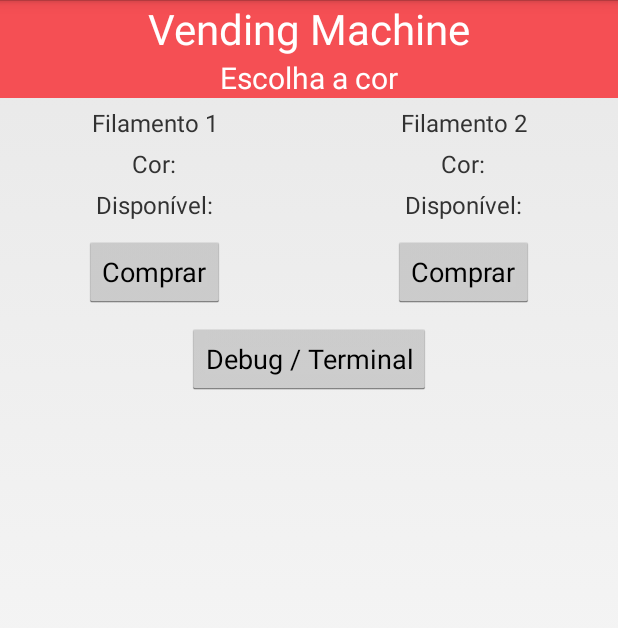
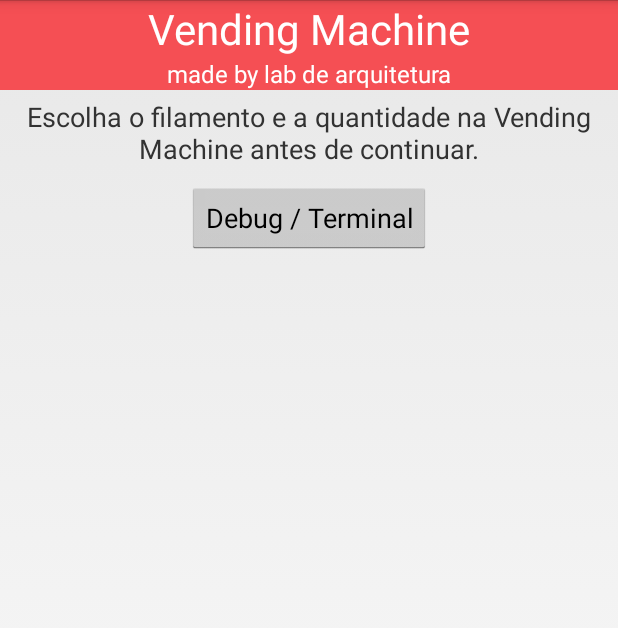
Before and after one commit to Insper/VendingMachine, an Android app: the VendingMachineActivity screen opened directly, with no data from a screen before it, on a phone screen of 412 x 824 dp. Shown: the top 628 px of the screen. Run offline under Robolectric (Android 15) with nearby library versions, the phone set to English and light mode, and no system bars; 2 statements that could not run were skipped.

Commit message:
Mudancas App

```diff
--- a/App - VendingMachine/app/src/main/AndroidManifest.xml
+++ b/App - VendingMachine/app/src/main/AndroidManifest.xml
@@ -23,7 +23,7 @@
                 <category android:name="android.intent.category.LAUNCHER"/>
             </intent-filter>
         </activity>
-        <activity android:name="hm10.insper.com.vendingmachine.HM10TerminalActivity">
+        <activity android:name="hm10.insper.com.vendingmachine.VendingMachineActivity">
 
         </activity>
     </application>
--- a/App - VendingMachine/app/src/main/java/hm10/insper/com/vendingmachine/MainActivity.java
+++ b/App - VendingMachine/app/src/main/java/hm10/insper/com/vendingmachine/MainActivity.java
@@ -133,9 +133,9 @@ public class MainActivity extends ListActivity {
         final BluetoothDevice device = mLeDeviceListAdapter.getDevice(position);
         if (device == null) return;
 
-        final Intent intent = new Intent(this, HM10TerminalActivity.class);
-        intent.putExtra(HM10TerminalActivity.EXTRAS_DEVICE_NAME, device.getName());
-        intent.putExtra(HM10TerminalActivity.EXTRAS_DEVICE_ADDRESS, device.getAddress());
+        final Intent intent = new Intent(this, VendingMachineActivity.class);
+        intent.putExtra(VendingMachineActivity.EXTRAS_DEVICE_NAME, device.getName());
+        intent.putExtra(VendingMachineActivity.EXTRAS_DEVICE_ADDRESS, device.getAddress());
         scanLeDevice(false);
 
         startActivity(intent);
--- a/App - VendingMachine/app/src/main/res/layout/activity_vending.xml
+++ b/App - VendingMachine/app/src/main/res/layout/activity_vending.xml
@@ -7,24 +7,21 @@
             <TextView android:layout_width="match_parent" android:layout_height="wrap_content" android:gravity="center_horizontal"
                       android:text="Vending Machine" android:textSize="28dp" android:textColor="#ffffff"/>
             <TextView android:layout_width="match_parent" android:layout_height="wrap_content" android:gravity="center_horizontal"
-                      android:text="Escolha a cor" android:textSize="20dp" android:textColor="#ffffff"/>
+                      android:text="made by lab de arquitetura" android:textSize="16dp" android:textColor="#ffffff"/>
         </LinearLayout>
-       <GridLayout android:layout_width="match_parent" android:layout_height="wrap_content" android:columnCount="2" android:rowCount="1" >
-           <LinearLayout android:layout_gravity="fill" android:layout_columnWeight="1" android:orientation="vertical">
-               <TextView android:layout_width="match_parent" android:layout_height="wrap_content" android:text="Filamento 1" android:gravity="center" android:textSize="16dp" android:paddingTop="5dp"/>
-               <TextView android:layout_width="match_parent" android:layout_height="wrap_content" android:text="Cor:" android:id="@+id/cor1_texto" android:gravity="center" android:textSize="16dp" android:paddingTop="5dp"/>
-               <TextView android:layout_width="match_parent" android:layout_height="wrap_content" android:text="Disponível:" android:id="@+id/cor1_qnt" android:gravity="center" android:textSize="16dp" android:paddingTop="5dp"/>
-               <Button android:layout_width="wrap_content" android:layout_height="wrap_content" android:text="Comprar" android:id="@+id/cor1_comprar" android:layout_gravity="center" android:layout_marginTop="10dp"/>
-           </LinearLayout>
-           <LinearLayout android:layout_gravity="fill" android:layout_columnWeight="1" android:orientation="vertical">
-               <TextView android:layout_width="match_parent" android:layout_height="wrap_content" android:text="Filamento 2" android:gravity="center" android:textSize="16dp" android:paddingTop="5dp"/>
-               <TextView android:layout_width="match_parent" android:layout_height="wrap_content" android:text="Cor:" android:id="@+id/cor2_texto" android:gravity="center" android:textSize="16dp" android:paddingTop="5dp"/>
-               <TextView android:layout_width="match_parent" android:layout_height="wrap_content" android:text="Disponível:" android:id="@+id/cor2_qnt" android:gravity="center" android:textSize="16dp" android:paddingTop="5dp"/>
-               <Button android:layout_width="wrap_content" android:layout_height="wrap_content" android:text="Comprar" android:id="@+id/cor2_comprar" android:layout_gravity="center" android:layout_marginTop="10dp"/>
-           </LinearLayout>
-       </GridLayout>
-       <Button android:layout_width="wrap_content" android:layout_height="wrap_content" android:text="Debug / Terminal" android:id="@+id/debug_button" android:layout_gravity="center" android:layout_marginTop="10dp"/>
-        <LinearLayout android:layout_width="match_parent" android:layout_height="wrap_content" android:orientation="vertical"  android:id="@+id/debug_layout" android:visibility="invisible">
+        <LinearLayout android:layout_width="match_parent" android:layout_height="wrap_content" android:orientation="vertical" android:id="@+id/info_layout" android:visibility="visible">
+            <TextView android:layout_width="match_parent" android:layout_height="wrap_content" android:text="Escolha o filamento e a quantidade na Vending Machine antes de continuar." android:gravity="center" android:textSize="18dp" android:paddingTop="5dp"/>
+
+        </LinearLayout>
+        <LinearLayout android:layout_width="match_parent" android:layout_height="wrap_content" android:orientation="vertical" android:id="@+id/pedido_layout" android:visibility="gone">
+            <TextView android:layout_width="match_parent" android:layout_height="wrap_content" android:text="Filamento escolhido" android:gravity="center" android:textSize="18dp" android:paddingTop="5dp"/>
+            <TextView android:layout_width="match_parent" android:layout_height="wrap_content" android:text="Cor:" android:id="@+id/filamento_cor" android:gravity="center" android:textSize="18dp" android:paddingTop="5dp"/>
+            <TextView android:layout_width="match_parent" android:layout_height="wrap_content" android:text="Quantidade:" android:id="@+id/filamento_quantidade" android:gravity="center" android:textSize="18dp" android:paddingTop="5dp"/>
+            <TextView android:layout_width="match_parent" android:layout_height="wrap_content" android:text="Valor:" android:id="@+id/filamento_valor" android:gravity="center" android:textSize="18dp" android:paddingTop="5dp"/>
+            <Button android:layout_width="wrap_content" android:layout_height="wrap_content" android:text="Pagar" android:id="@+id/comprar" android:layout_gravity="center" android:layout_marginTop="10dp"/>
+        </LinearLayout>
+        <Button android:layout_width="wrap_content" android:layout_height="wrap_content" android:text="Debug / Terminal" android:id="@+id/debug_button" android:layout_gravity="center" android:layout_marginTop="10dp"/>
+        <LinearLayout android:layout_width="match_parent" android:layout_height="wrap_content" android:orientation="vertical"  android:id="@+id/debug_layout" android:visibility="gone">
         <EditText
                 android:layout_width="match_parent"
                 android:layout_height="wrap_content"
```
Also changed, not shown: App - VendingMachine/app/src/main/java/hm10/insper/com/vendingmachine/VendingMachineActivity.java (renamed from App - VendingMachine/app/src/main/java/hm10/insper/com/vendingmachine/HM10TerminalActivity.java, +39 -38 lines), App - VendingMachine/app/src/main/res/layout/activity_hm10terminal.xml (deleted, +0 -40 lines), App - VendingMachine/app/src/main/res/layout/activity_screenconnect.xml (deleted, +0 -13 lines).
